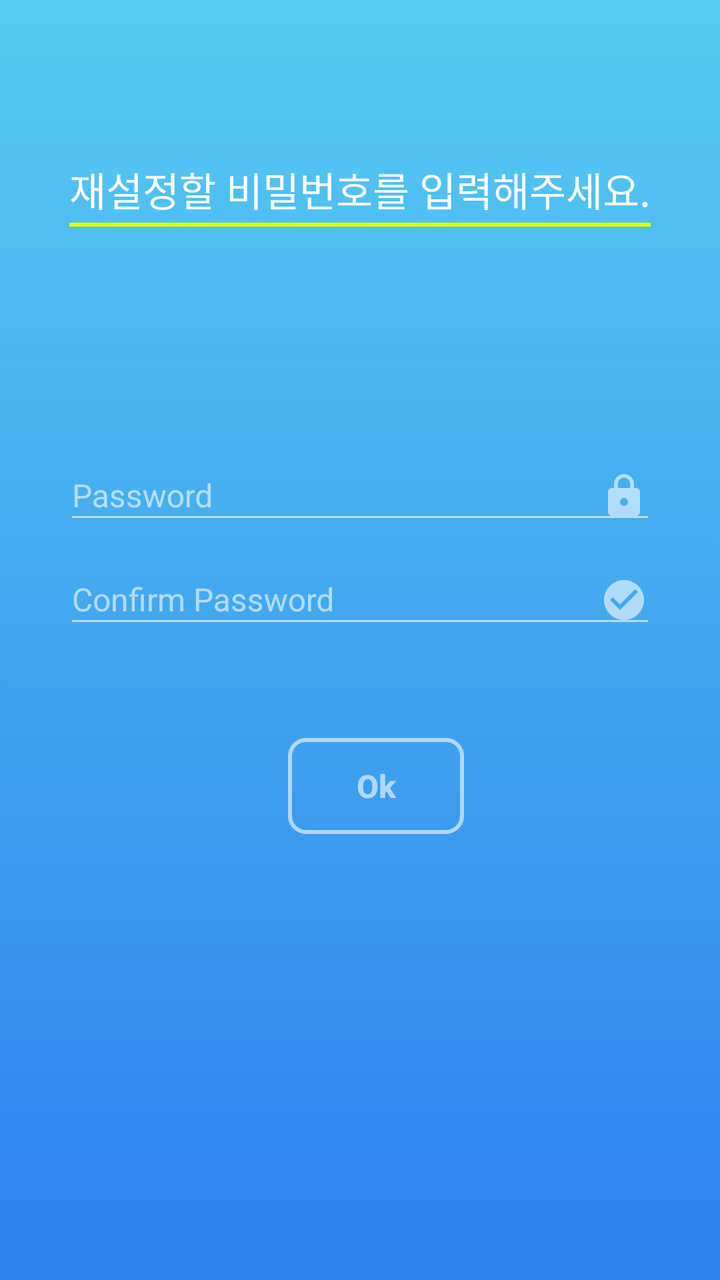
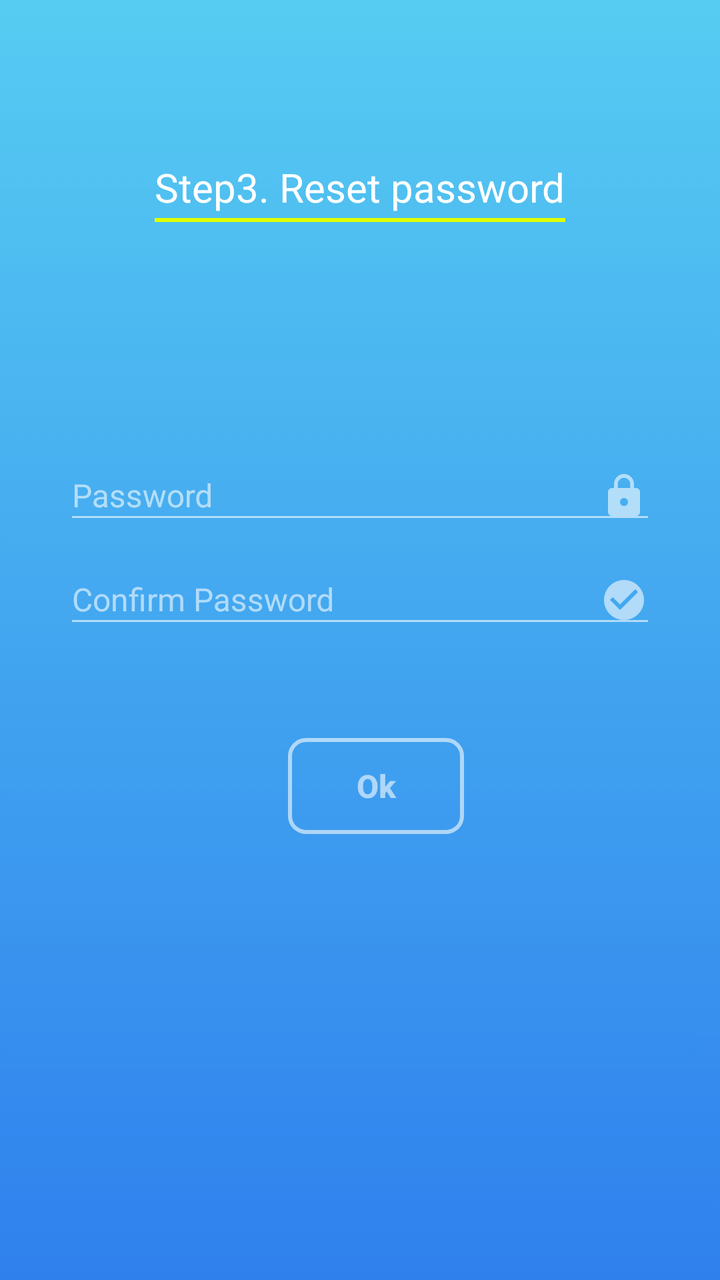

An Android layout rendered at two revisions. The XML below is the earlier revision; the diff shows what the commit changed to produce the second picture.
<!-- AndroidManifest.xml: application theme AppTheme -->
<!-- res/layout/activity_forgot_pw_confirm.xml -->
<?xml version="1.0" encoding="utf-8"?>
<RelativeLayout xmlns:android="http://schemas.android.com/apk/res/android"
    xmlns:app="http://schemas.android.com/apk/res-auto"
    xmlns:tools="http://schemas.android.com/tools"
    android:layout_width="match_parent"
    android:layout_height="match_parent"
    android:id="@+id/rlRoot"
    android:background="@drawable/blue_skies">

        <LinearLayout
            android:id="@+id/linearLayout"
            android:layout_width="wrap_content"
            android:layout_height="wrap_content"
            android:layout_alignParentTop="true"
            android:layout_centerHorizontal="true"
            android:layout_marginTop="80dp"
            android:orientation="horizontal">

            <LinearLayout
                android:layout_width="wrap_content"
                android:layout_height="wrap_content"
                android:orientation="vertical">

                <TextView
                    android:id="@+id/textView"
                    android:layout_width="wrap_content"
                    android:layout_height="wrap_content"
                    android:text="재설정할 비밀번호를 입력해주세요."
                    android:textColor="#ffffff"
                    android:textSize="20sp" />

                <View
                    android:layout_width="match_parent"
                    android:layout_height="2dp"
                    android:layout_marginTop="2dp"
                    android:background="#deff00" />

            </LinearLayout>


        </LinearLayout>


        <LinearLayout
            android:layout_width="match_parent"
            android:layout_height="wrap_content"
            android:layout_centerVertical="true"
            android:layout_centerHorizontal="true"
            android:layout_marginBottom="32dp"
            android:orientation="vertical"
            android:paddingLeft="32dp"
            android:paddingRight="32dp">


            <com.google.android.material.textfield.TextInputLayout
                android:layout_width="match_parent"
                android:layout_height="wrap_content"
                android:textColorHint="#96ffffff"
                android:theme="@style/EditScreenTextInputLayoutStyle">

                <com.google.android.material.textfield.TextInputEditText
                    android:layout_width="match_parent"
                    android:layout_height="match_parent"
                    android:drawablePadding="16dp"
                    android:drawableRight="@drawable/ic_lock_white_24dp"
                    android:hint="@string/textPassword"
                    android:id="@+id/etPassword"
                    android:inputType="textPassword"
                    android:maxLines="1"
                    android:textColor="@android:color/white"
                    android:textSize="16sp" />
            </com.google.android.material.textfield.TextInputLayout>


            <com.google.android.material.textfield.TextInputLayout
                android:layout_width="match_parent"
                android:layout_height="wrap_content"
                android:textColorHint="#96ffffff"
                android:theme="@style/EditScreenTextInputLayoutStyle">

                <com.google.android.material.textfield.TextInputEditText
                    android:layout_width="match_parent"
                    android:layout_height="match_parent"
                    android:drawablePadding="16dp"
                    android:drawableRight="@drawable/ic_confirm"
                    android:hint="@string/textConfirmPassword"
                    android:id="@+id/etRePassword"
                    android:inputType="textPassword"
                    android:maxLines="1"
                    android:textColor="@android:color/white"
                    android:textSize="16sp" />
            </com.google.android.material.textfield.TextInputLayout>

            <LinearLayout
                android:layout_width="match_parent"
                android:layout_height="wrap_content"
                android:layout_marginTop="50dp"
                android:layout_marginBottom="8dp"
                android:gravity="center"
                android:orientation="horizontal">



                <Button
                    android:layout_width="wrap_content"
                    android:layout_height="wrap_content"
                    android:layout_marginLeft="16dp"
                    android:background="@drawable/buttonshapewhitebg"
                    android:text="@string/textOk"
                    android:id="@+id/btnOk"
                    android:textAllCaps="false"
                    android:textColor="#96ffffff"
                    android:textSize="16dp"
                    android:textStyle="bold" />


            </LinearLayout>

        </LinearLayout>


    </RelativeLayout>
<!-- resources referenced by this layout -->
<resources>
  <!-- drawable blue_skies: jpg bitmap (drawable, 1647 bytes) -->
  <!-- drawable buttonshapewhitebg (drawable) -->
  <?xml version="1.0" encoding="utf-8"?>
  <selector xmlns:android="http://schemas.android.com/apk/res/android">
      <item>
          <shape android:shape="rectangle">
              <corners android:radius="8dp" />
              <solid android:color="@android:color/transparent"/>
              <stroke android:color="#96ffffff"
                  android:width="2dp"/>
          </shape>
      </item>
  </selector>
  <!-- drawable ic_confirm (drawable) -->
  <vector xmlns:android="http://schemas.android.com/apk/res/android"
          android:width="24dp"
          android:height="24dp"
          android:viewportWidth="24.0"
          android:viewportHeight="24.0">
      <path
          android:fillColor="#96ffffff"
          android:pathData="M12,2C6.48,2 2,6.48 2,12s4.48,10 10,10 10,-4.48 10,-10S17.52,2 12,2zM10,17l-5,-5 1.41,-1.41L10,14.17l7.59,-7.59L19,8l-9,9z"/>
  </vector>
  <!-- drawable ic_lock_white_24dp (drawable) -->
  <vector xmlns:android="http://schemas.android.com/apk/res/android"
          android:width="24dp"
          android:height="24dp"
          android:viewportWidth="24.0"
          android:viewportHeight="24.0">
      <path
          android:fillColor="#96ffffff"
          android:pathData="M18,8h-1L17,6c0,-2.76 -2.24,-5 -5,-5S7,3.24 7,6v2L6,8c-1.1,0 -2,0.9 -2,2v10c0,1.1 0.9,2 2,2h12c1.1,0 2,-0.9 2,-2L20,10c0,-1.1 -0.9,-2 -2,-2zM12,17c-1.1,0 -2,-0.9 -2,-2s0.9,-2 2,-2 2,0.9 2,2 -0.9,2 -2,2zM15.1,8L8.9,8L8.9,6c0,-1.71 1.39,-3.1 3.1,-3.1 1.71,0 3.1,1.39 3.1,3.1v2z"/>
  </vector>
  <string name="textConfirmPassword">Confirm Password</string>
  <string name="textOk">Ok</string>
  <string name="textPassword">Password</string>
  <style name="EditScreenTextInputLayoutStyle" parent="Theme.AppCompat.Light.DarkActionBar">
          <item name="colorControlNormal">@color/textInputLayout</item>
          <item name="colorControlActivated">@color/textInputLayout</item>
          <item name="colorControlHighlight">@color/textInputLayout</item>
          <item name="colorAccent">@color/textInputLayout</item>
          <item name="android:textColorHint">@color/textInputLayout</item>
      </style>
  <style name="AppTheme" parent="Theme.AppCompat.Light.DarkActionBar">
          
          <item name="colorPrimary">@color/blueSkiestop</item>
          <item name="colorPrimaryDark">@color/blueSkiestop</item>
          <item name="colorAccent">@color/black</item>
      </style>
  <color name="textInputLayout">#96ffffff</color>
  <color name="blueSkiestop">#56CBF2</color>
  <color name="black">#000</color>
</resources>

<!-- the commit's change to res/layout/activity_forgot_pw_confirm.xml (unified diff, before → after) -->
@@ -25,7 +25,7 @@
                     android:id="@+id/textView"
                     android:layout_width="wrap_content"
                     android:layout_height="wrap_content"
-                    android:text="재설정할 비밀번호를 입력해주세요."
+                    android:text="@string/textInputPW"
                     android:textColor="#ffffff"
                     android:textSize="20sp" />
 
<!-- resource entries referenced after the edit -->
@@ -34,6 +34,7 @@
           android:pathData="M18,8h-1L17,6c0,-2.76 -2.24,-5 -5,-5S7,3.24 7,6v2L6,8c-1.1,0 -2,0.9 -2,2v10c0,1.1 0.9,2 2,2h12c1.1,0 2,-0.9 2,-2L20,10c0,-1.1 -0.9,-2 -2,-2zM12,17c-1.1,0 -2,-0.9 -2,-2s0.9,-2 2,-2 2,0.9 2,2 -0.9,2 -2,2zM15.1,8L8.9,8L8.9,6c0,-1.71 1.39,-3.1 3.1,-3.1 1.71,0 3.1,1.39 3.1,3.1v2z"/>
   </vector>
   <string name="textConfirmPassword">Confirm Password</string>
+  <string name="textInputPW">Step3. Reset password</string>
   <string name="textOk">Ok</string>
   <string name="textPassword">Password</string>
   <style name="EditScreenTextInputLayoutStyle" parent="Theme.AppCompat.Light.DarkActionBar">
